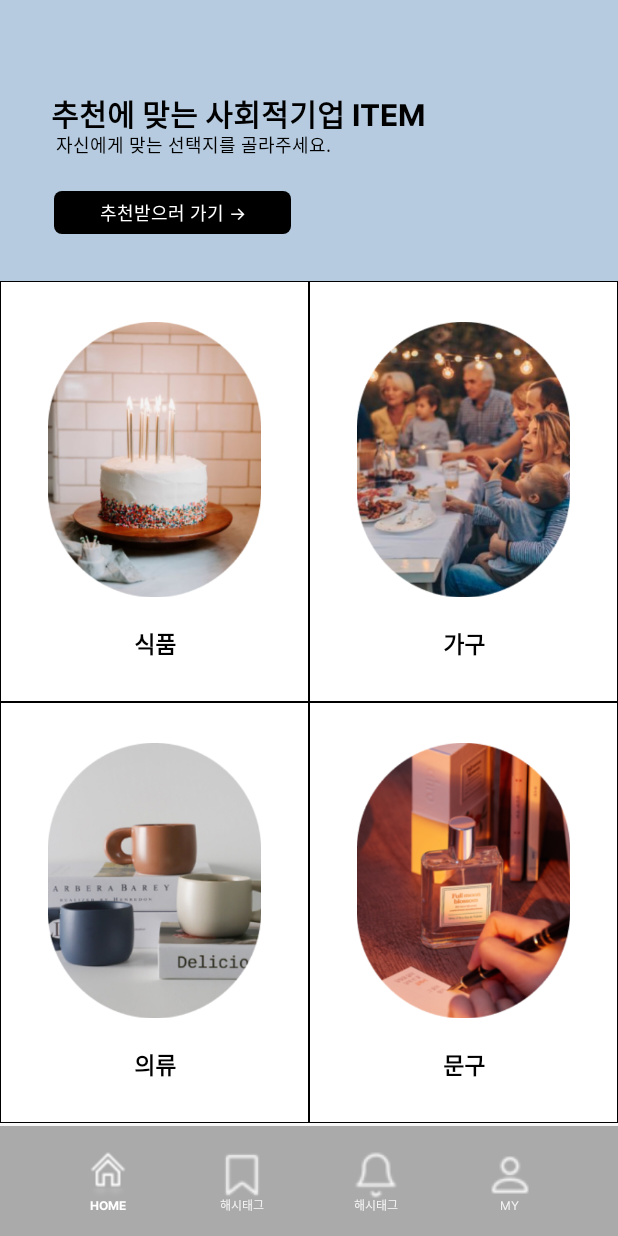
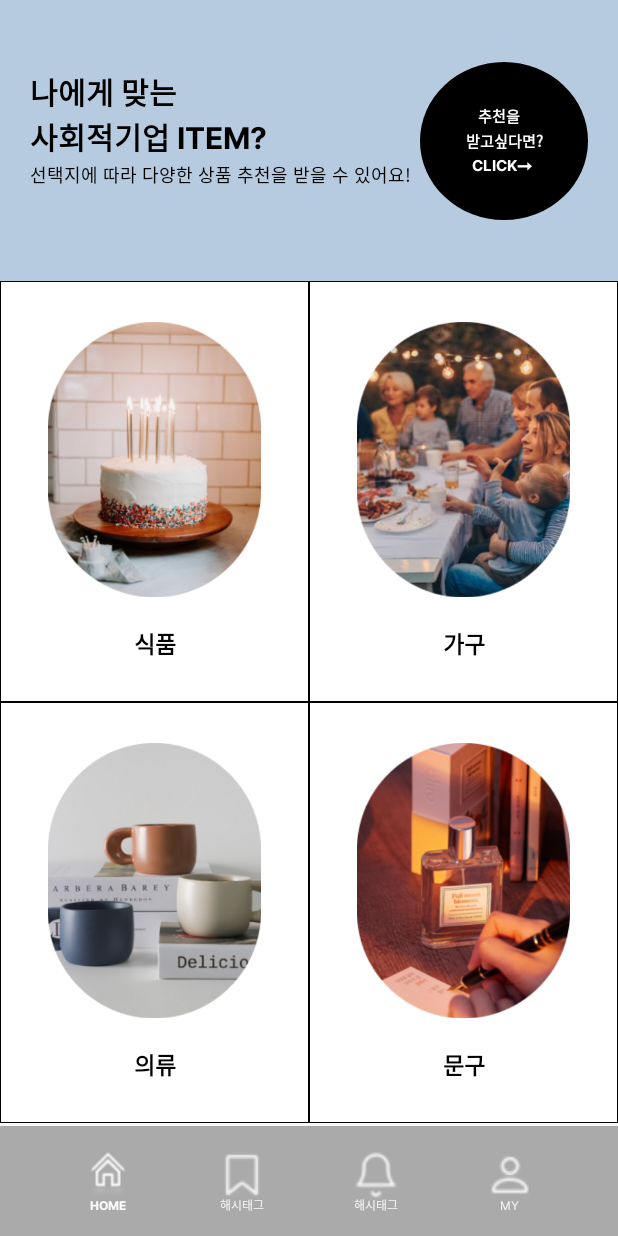
Before and after one commit to DongjieuN/bahrombridges0529, an Android app: the fragment GiftFragment placed in its activity, on a phone screen of 412 x 824 dp. Run offline under Robolectric (Android 15) with nearby library versions, the phone set to English and light mode, and no system bars.

Commit message:
fragment_gift 파일 변경

```diff
--- a/app/src/main/res/drawable/gift_and_taste_move_btn_shape.xml
+++ b/app/src/main/res/drawable/gift_and_taste_move_btn_shape.xml
@@ -1,6 +1,6 @@
 <?xml version="1.0" encoding="utf-8"?>
 <shape xmlns:android="http://schemas.android.com/apk/res/android"
-    android:shape="rectangle">
+    android:shape="oval">
     <solid android:color="@color/black"/>
     <corners android:radius="5dp" />
     <padding
--- a/app/src/main/res/layout/fragment_gift.xml
+++ b/app/src/main/res/layout/fragment_gift.xml
@@ -21,15 +21,15 @@
 
         <TextView
             android:id="@+id/gift_title_tv"
-            android:layout_width="391dp"
-            android:layout_height="25dp"
-            android:layout_marginStart="34dp"
-            android:layout_marginTop="60dp"
+            android:layout_width="270dp"
+            android:layout_height="60dp"
+            android:layout_marginStart="20dp"
+            android:layout_marginTop="130dp"
             android:layout_marginEnd="43dp"
             android:gravity="top"
             android:lineHeight="24dp"
             android:lineSpacingExtra="0sp"
-            android:text="추천에 맞는 사회적기업 ITEM"
+            android:text="나에게 맞는\n사회적기업 ITEM?"
             android:textColor="@color/black"
             android:textSize="20sp"
             android:textStyle="bold"
@@ -43,13 +43,13 @@
             android:id="@+id/gift_sub_title_tv"
             android:layout_width="0dp"
             android:layout_height="wrap_content"
-            android:layout_marginStart="37dp"
+            android:layout_marginStart="20dp"
             android:layout_marginTop="1dp"
             android:layout_marginEnd="74dp"
             android:fontFamily="@font/inter_medium"
             android:gravity="center_vertical"
             android:lineHeight="14.52dp"
-            android:text="자신에게 맞는 선택지를 골라주세요."
+            android:text="선택지에 따라 다양한 상품 추천을 받을 수 있어요!"
             android:textColor="@color/black"
             android:textSize="12sp"
             app:layout_constraintBottom_toTopOf="@+id/gift_recommend_btn"
@@ -63,10 +63,11 @@
         <androidx.appcompat.widget.AppCompatButton
             android:id="@+id/gift_recommend_btn"
             android:layout_width="0dp"
-            android:layout_height="wrap_content"
-            android:layout_marginStart="36dp"
-            android:layout_marginTop="21dp"
-            android:layout_marginBottom="31dp"
+            android:layout_height="105dp"
+            android:layout_marginStart="280dp"
+            android:layout_marginEnd="100dp"
+            android:layout_marginTop="50dp"
+            android:layout_marginBottom="50dp"
             android:background="@drawable/gift_and_taste_move_btn_shape"
             android:drawableLeft="@drawable/all_look_btn_shape"
             android:drawablePadding="16dp"
@@ -78,13 +79,14 @@
             android:paddingTop="5dp"
             android:paddingRight="30dp"
             android:paddingBottom="5dp"
-            android:text="추천받으러 가기 →"
+            android:text="    추천을\n받고싶다면?\n  click➞"
             android:textAlignment="textStart"
             android:textColor="@color/white"
-            android:textSize="12sp"
+            android:textSize="10sp"
+            android:textStyle="bold"
             app:layout_constraintBottom_toBottomOf="@+id/gift_top_view"
             app:layout_constraintStart_toStartOf="parent"
-            app:layout_constraintTop_toBottomOf="@+id/gift_sub_title_tv" />
+            app:layout_constraintTop_toTopOf="@+id/gift_top_view" />
 
         <LinearLayout
             android:id="@+id/gift_bottom_layout"
```
Also changed, not shown: app/src/main/res/layout/fragment_on_boarding.xml (+8 -8 lines), app/src/main/res/drawable/on_boarding_first_img.png, app/src/main/res/drawable/taker_info_icon.png (added).
